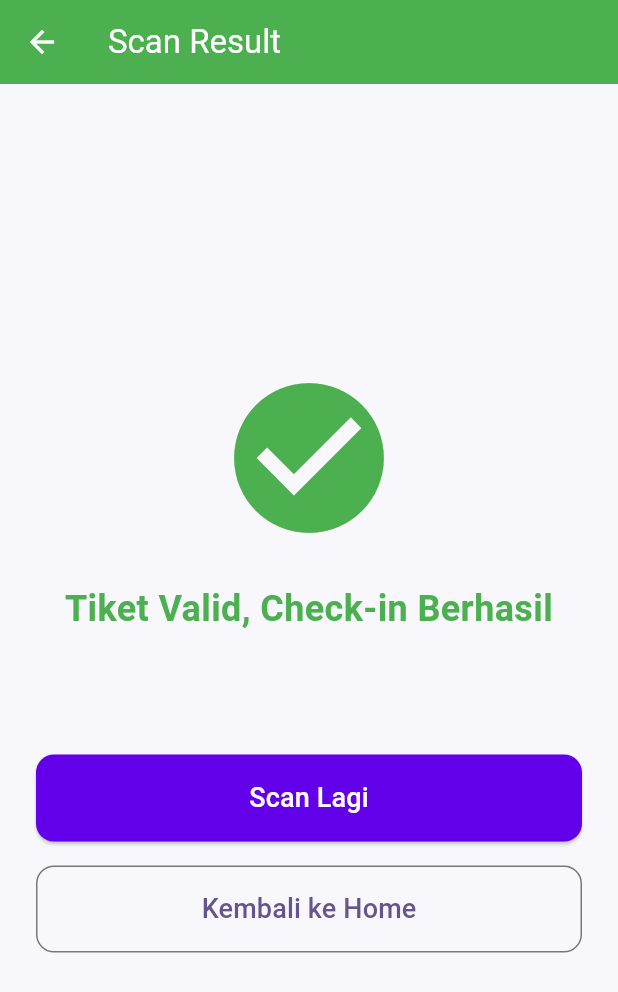
After one commit to fatintsani/mobile_konserkitaid, a Flutter app: the ScanResultScreen screen opened by its route, on a phone screen of 412 x 824 dp. The commit adds this screen. Shown: the top 992 px of the screen. Run offline on Flutter 3.47's test engine with Material 3 defaults, Android fonts, the phone set to English and light mode, and no system bars; our stand-ins replace dio, flutter_secure_storage, go_router, qr_flutter; missing offline and left inert: mobile_scanner; accounts and stored records are empty; network calls fail.

Commit message:
feat: implement QR scanner ticket validation

```diff
--- a/konserkita_mobile/lib/main.dart
+++ b/konserkita_mobile/lib/main.dart
@@ -4,6 +4,7 @@ import 'providers/auth_provider.dart';
 import 'providers/event_provider.dart';
 import 'providers/checkout_provider.dart';
 import 'providers/ticket_provider.dart';
+import 'providers/ticket_validation_provider.dart';
 import 'routes/app_router.dart';
 import 'utils/constants.dart';
 
@@ -15,6 +16,7 @@ void main() {
         ChangeNotifierProvider(create: (_) => EventProvider()),
         ChangeNotifierProvider(create: (_) => CheckoutProvider()),
         ChangeNotifierProvider(create: (_) => TicketProvider()),
+        ChangeNotifierProvider(create: (_) => TicketValidationProvider()),
       ],
       child: const KonserKitaApp(),
     ),
--- /dev/null
+++ b/konserkita_mobile/lib/providers/ticket_validation_provider.dart
@@ -0,0 +1,39 @@
+import 'package:flutter/material.dart';
+import '../services/ticket_service.dart';
+
+class TicketValidationProvider with ChangeNotifier {
+  final TicketService _ticketService = TicketService();
+
+  bool _isLoading = false;
+  String? _error;
+  Map<String, dynamic>? _scanResult;
+
+  bool get isLoading => _isLoading;
+  String? get error => _error;
+  Map<String, dynamic>? get scanResult => _scanResult;
+
+  Future<bool> validateTicket(String ticketCode) async {
+    _isLoading = true;
+    _error = null;
+    _scanResult = null;
+    notifyListeners();
+
+    try {
+      final result = await _ticketService.scanTicket(ticketCode);
+      _scanResult = result;
+      return true;
+    } catch (e) {
+      _error = e.toString();
+      return false;
+    } finally {
+      _isLoading = false;
+      notifyListeners();
+    }
+  }
+
+  void clearResult() {
+    _scanResult = null;
+    _error = null;
+    notifyListeners();
+  }
+}
--- a/konserkita_mobile/lib/routes/app_router.dart
+++ b/konserkita_mobile/lib/routes/app_router.dart
@@ -12,11 +12,29 @@ import '../screens/ticket_selection_screen.dart';
 import '../screens/checkout_screen.dart';
 import '../screens/payment_status_screen.dart';
 import '../screens/ticket_detail_screen.dart';
+import '../screens/qr_scanner_screen.dart';
+import '../screens/scan_result_screen.dart';
 
 class AppRouter {
   static GoRouter router = GoRouter(
     initialLocation: '/',
     routes: [
+      GoRoute(
+        path: '/scanner',
+        builder: (context, state) => const QRScannerScreen(),
+        redirect: (context, state) {
+          final authProvider = context.read<AuthProvider>();
+          final role = authProvider.user?.role;
+          if (role != 'organizer' && role != 'admin' && role != 'super_admin') {
+            return '/';
+          }
+          return null;
+        },
+      ),
+      GoRoute(
+        path: '/scan-result',
+        builder: (context, state) => const ScanResultScreen(),
+      ),
       GoRoute(
         path: '/login',
         builder: (context, state) => const LoginScreen(),
--- /dev/null
+++ b/konserkita_mobile/lib/screens/scan_result_screen.dart
@@ -0,0 +1,113 @@
+import 'package:flutter/material.dart';
+import 'package:go_router/go_router.dart';
+import 'package:provider/provider.dart';
+import '../providers/ticket_validation_provider.dart';
+import '../utils/constants.dart';
+
+class ScanResultScreen extends StatelessWidget {
+  const ScanResultScreen({super.key});
+
+  @override
+  Widget build(BuildContext context) {
+    final provider = context.watch<TicketValidationProvider>();
+    final isSuccess = provider.error == null;
+    final result = provider.scanResult;
+
+    final Color statusColor = isSuccess ? Colors.green : Colors.red;
+    final IconData statusIcon = isSuccess ? Icons.check_circle : Icons.error;
+    final String statusMessage = isSuccess
+        ? (result?['message'] ?? 'Tiket Valid, Check-in Berhasil')
+        : (provider.error ?? 'Tiket Tidak Valid');
+
+    return Scaffold(
+      appBar: AppBar(
+        title: const Text('Scan Result'),
+        backgroundColor: statusColor,
+        foregroundColor: Colors.white,
+        leading: IconButton(
+          icon: const Icon(Icons.arrow_back),
+          onPressed: () {
+            provider.clearResult();
+            context.pop();
+          },
+        ),
+      ),
+      backgroundColor: AppConstants.backgroundColor,
+      body: Center(
+        child: Padding(
+          padding: const EdgeInsets.all(24.0),
+          child: Column(
+            mainAxisAlignment: MainAxisAlignment.center,
+            children: [
+              Icon(statusIcon, size: 120, color: statusColor),
+              const SizedBox(height: 24),
+              Text(
+                statusMessage,
+                style: TextStyle(
+                  fontSize: 24,
+                  fontWeight: FontWeight.bold,
+                  color: statusColor,
+                ),
+                textAlign: TextAlign.center,
+              ),
+              const SizedBox(height: 32),
+              if (isSuccess && result?['data'] != null)
+                Card(
+                  shape: RoundedRectangleBorder(borderRadius: BorderRadius.circular(16)),
+                  elevation: 4,
+                  child: Padding(
+                    padding: const EdgeInsets.all(24.0),
+                    child: Column(
+                      crossAxisAlignment: CrossAxisAlignment.stretch,
+                      children: [
+                        const Text('Detail Tiket', style: TextStyle(fontSize: 18, fontWeight: FontWeight.bold, color: Colors.grey)),
+                        const Divider(),
+                        const SizedBox(height: 8),
+                        Text('Ticket Code: ${result?['data']['ticket_code'] ?? '-'}', style: const TextStyle(fontSize: 16)),
+                        const SizedBox(height: 8),
+                        Text('Status: ${result?['data']['is_used'] == true || result?['data']['is_used'] == 1 ? 'USED' : 'ACTIVE'}', style: const TextStyle(fontSize: 16)),
+                        const SizedBox(height: 8),
+                        if (result?['data']['checked_in_at'] != null)
+                          Text('Checked-in at: ${result?['data']['checked_in_at']}', style: const TextStyle(fontSize: 16)),
+                      ],
+                    ),
+                  ),
+                ),
+              const SizedBox(height: 48),
+              SizedBox(
+                width: double.infinity,
+                child: ElevatedButton(
+                  style: ElevatedButton.styleFrom(
+                    backgroundColor: AppConstants.primaryColor,
+                    padding: const EdgeInsets.symmetric(vertical: 16),
+                    shape: RoundedRectangleBorder(borderRadius: BorderRadius.circular(12)),
+                  ),
+                  onPressed: () {
+                    provider.clearResult();
+                    context.pushReplacement('/scanner');
+                  },
+                  child: const Text('Scan Lagi', style: TextStyle(fontSize: 18, color: Colors.white)),
+                ),
+              ),
+              const SizedBox(height: 16),
+              SizedBox(
+                width: double.infinity,
+                child: OutlinedButton(
+                  style: OutlinedButton.styleFrom(
+                    padding: const EdgeInsets.symmetric(vertical: 16),
+                    shape: RoundedRectangleBorder(borderRadius: BorderRadius.circular(12)),
+                  ),
+                  onPressed: () {
+                    provider.clearResult();
+                    context.go('/');
+                  },
+                  child: const Text('Kembali ke Home', style: TextStyle(fontSize: 18)),
+                ),
+              ),
+            ],
+          ),
+        ),
+      ),
+    );
+  }
+}
--- a/konserkita_mobile/lib/services/ticket_service.dart
+++ b/konserkita_mobile/lib/services/ticket_service.dart
@@ -29,4 +29,15 @@ class TicketService {
       throw Exception(e.response?.data['message'] ?? 'Failed to load ticket details');
     }
   }
+
+  Future<Map<String, dynamic>> scanTicket(String ticketCode) async {
+    try {
+      final response = await _apiService.dio.post('/tickets/scan', data: {
+        'ticket_code': ticketCode,
+      });
+      return response.data;
+    } on DioException catch (e) {
+      throw Exception(e.response?.data['message'] ?? 'Failed to scan ticket');
+    }
+  }
 }
--- a/konserkita_mobile/pubspec.yaml
+++ b/konserkita_mobile/pubspec.yaml
@@ -39,6 +39,7 @@ dependencies:
   provider: ^6.1.2
   go_router: ^13.2.0
   qr_flutter: ^4.1.0
+  mobile_scanner: ^5.0.1
 
 dev_dependencies:
   flutter_test:
```
Also changed, not shown: konserkita_mobile/lib/screens/home_screen.dart (+8 -0 lines), konserkita_mobile/lib/screens/qr_scanner_screen.dart (added, +115 -0 lines), konserkita_mobile/pubspec.lock, 2 other files.
